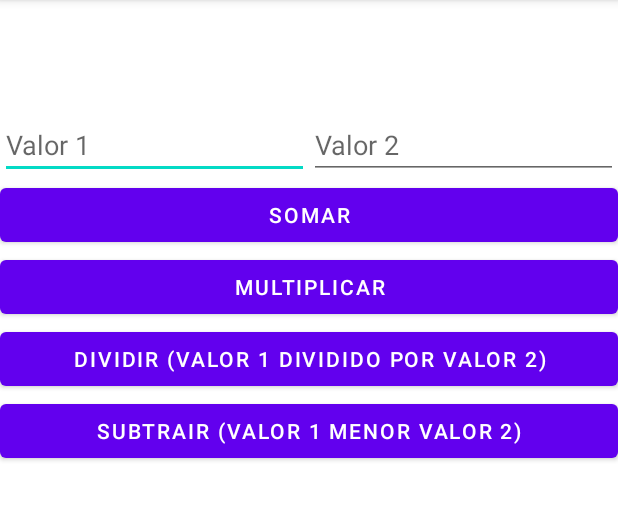
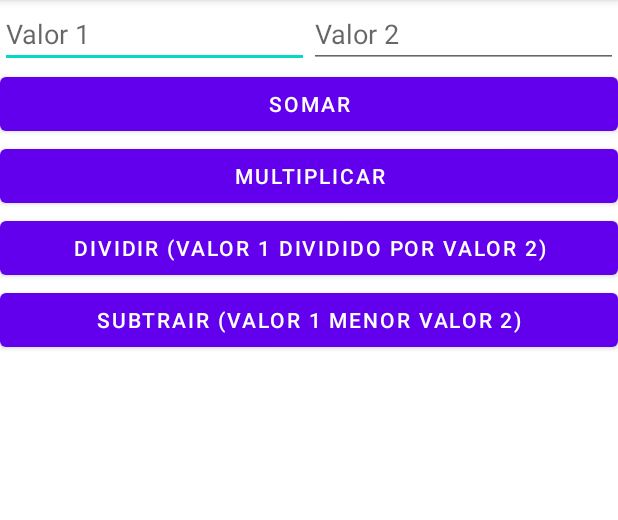
Before and after one commit to pedrohemmel/CalculadoraCKotlin, an Android app: the screen it shows after launch (MainActivity), on a phone screen of 412 x 824 dp, the part 84-604 px from its top. Run offline under Robolectric (Android 15) with nearby library versions, the phone set to English and light mode, and no system bars.

```diff
--- a/app/src/main/res/layout/activity_main.xml
+++ b/app/src/main/res/layout/activity_main.xml
@@ -5,20 +5,6 @@
     android:layout_width="match_parent"
     android:layout_height="match_parent"
     tools:context=".MainActivity">
-
-    <TextView
-        android:id="@+id/meuTxtView"
-        android:layout_width="0dp"
-        android:layout_height="wrap_content"
-        android:text=""
-        android:textSize="40sp"
-        android:textAlignment="center"
-        android:layout_marginTop="20dp"
-        app:layout_constraintLeft_toLeftOf="parent"
-        app:layout_constraintRight_toRightOf="parent"
-        app:layout_constraintTop_toTopOf="parent"
-        />
-
     <EditText
         android:id="@+id/txtFieldValor1"
         android:layout_width="0dp"
@@ -27,7 +13,7 @@
         android:hint= "@string/valor_1"
         app:layout_constraintLeft_toLeftOf="parent"
         app:layout_constraintRight_toLeftOf="@id/txtFieldValor2"
-        app:layout_constraintTop_toBottomOf="@+id/meuTxtView"
+        app:layout_constraintTop_toTopOf="parent"
         />
     <EditText
         android:id="@+id/txtFieldValor2"
@@ -37,7 +23,7 @@
         android:hint="@string/valor_2"
         app:layout_constraintRight_toRightOf="parent"
         app:layout_constraintLeft_toRightOf="@+id/txtFieldValor1"
-        app:layout_constraintTop_toBottomOf="@+id/meuTxtView"
+        app:layout_constraintTop_toTopOf="parent"
         />
 
     <Button
```
Also changed, not shown: app/src/main/java/com/example/calculadorackotlin/MainActivity.kt (+20 -6 lines).
